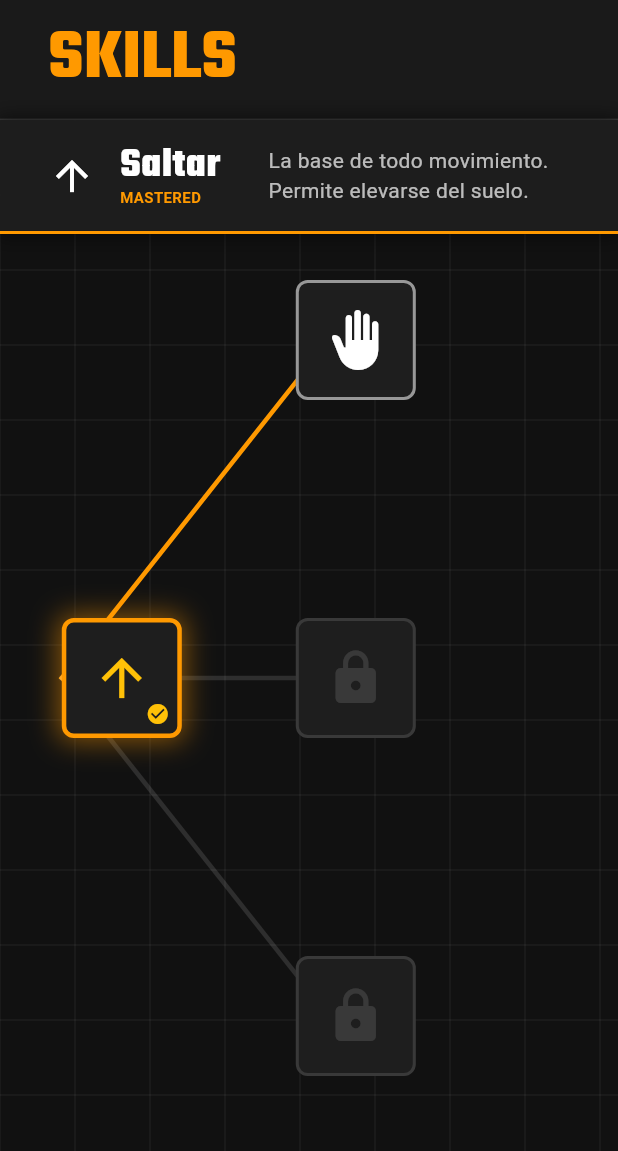
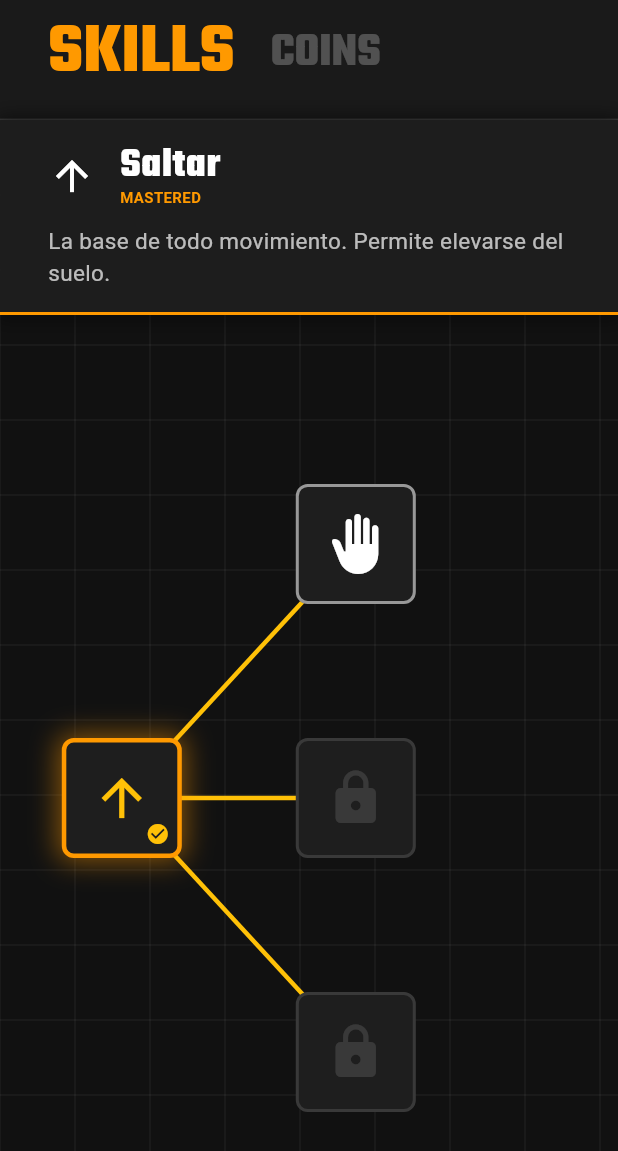
Before and after one commit to GustavoEngineer/game_jump_day, a Flutter app: the ShopScreen widget shown alone on an empty page, opened directly, on a phone screen of 412 x 824 dp. Shown: the top 1151 px of the screen. Run offline on Flutter 3.47's test engine with Material 3 defaults, Android fonts, the phone set to English and light mode, and no system bars; our stand-ins replace google_fonts, shared_preferences; missing offline and left inert: flame; accounts and stored records are empty.

Commit message:
Tienda en desarrollo

```diff
--- a/jump_day/lib/screens/level_selection_screen.dart
+++ b/jump_day/lib/screens/level_selection_screen.dart
@@ -29,7 +29,7 @@ class _LevelSelectionScreenState extends State<LevelSelectionScreen> {
   Future<void> _loadProgress() async {
     final prefs = await SharedPreferences.getInstance();
     setState(() {
-      level2Unlocked = prefs.getBool('leked') ?? false;
+      level2Unlocked = prefs.getBool('level_2_unlocked') ?? false;
       level3Unlocked = prefs.getBool('level_3_unlocked') ?? false;
       level1Completed = prefs.getBool('level_1_completed') ?? false;
       level2Completed = prefs.getBool('level_2_completed') ?? false;
--- a/jump_day/lib/screens/shop_screen.dart
+++ b/jump_day/lib/screens/shop_screen.dart
@@ -14,6 +14,7 @@ class ShopScreen extends StatefulWidget {
 class _ShopScreenState extends State<ShopScreen> {
   late List<Skill> skills;
   Skill? selectedSkill; // Track selected skill
+  bool showSkills = true; // Tab state
 
   @override
   void initState() {
@@ -28,7 +29,7 @@ class _ShopScreenState extends State<ShopScreen> {
       color: const Color(0xFF111111),
       child: Column(
         children: [
-          // 1. TOP HEADER: "SKILLS"
+          // 1. TOP HEADER: TABS
           Container(
             height: 80, // Thinner header
             width: double.infinity,
@@ -40,20 +41,145 @@ class _ShopScreenState extends State<ShopScreen> {
             ),
             padding: const EdgeInsets.symmetric(horizontal: 32),
             alignment: Alignment.centerLeft,
-            child: Text(
-              "SKILLS",
+            child: Row(
+              crossAxisAlignment: CrossAxisAlignment.end,
+              children: [
+                GestureDetector(
+                  onTap: () {
+                    setState(() {
+                      showSkills = true;
+                    });
+                  },
+                  child: AnimatedDefaultTextStyle(
+                    duration: const Duration(milliseconds: 200),
                     style: GoogleFonts.teko(
-                fontSize: 48,
+                      fontSize: showSkills ? 48 : 32,
                       height: 0.9,
                       fontWeight: FontWeight.bold,
-                color: const Color(0xFFFF9900),
+                      color:
+                          showSkills ? const Color(0xFFFF9900) : Colors.white24,
+                    ),
+                    child: const Text("SKILLS"),
+                  ),
+                ),
+                const SizedBox(width: 24),
+                Padding(
+                  padding: const EdgeInsets.only(bottom: 8),
+                  child: GestureDetector(
+                    onTap: () {
+                      setState(() {
+                        showSkills = false;
+                      });
+                    },
+                    child: AnimatedDefaultTextStyle(
+                      duration: const Duration(milliseconds: 200),
+                      style: GoogleFonts.teko(
+                        fontSize: !showSkills ? 48 : 32,
+                        height: 0.9,
+                        fontWeight: FontWeight.bold,
+                        color: !showSkills
+                            ? const Color(0xFFFF9900)
+                            : Colors.white24,
+                      ),
+                      child: const Text("COINS"),
                     ),
                   ),
                 ),
+              ],
+            ),
+          ),
 
-          // BOTTOM: Tree
+          // BOTTOM: Content
           Expanded(
-            child: LayoutBuilder(
+            child: showSkills ? _buildSkillTree() : _buildCoinsList(),
+          ),
+        ],
+      ),
+    );
+  }
+
+  Widget _buildCoinsList() {
+    final List<Map<String, dynamic>> coinOffers = [
+      {'coins': 10, 'price': 30},
+      {'coins': 30, 'price': 100},
+      {'coins': 50, 'price': 120},
+      {'coins': 100, 'price': 200},
+    ];
+
+    return ListView.separated(
+      padding: const EdgeInsets.all(32),
+      itemCount: coinOffers.length,
+      separatorBuilder: (context, index) => const SizedBox(height: 16),
+      itemBuilder: (context, index) {
+        final offer = coinOffers[index];
+        return Container(
+          padding: const EdgeInsets.all(24),
+          decoration: BoxDecoration(
+            color: const Color(0xFF1E1E1E),
+            border: Border.all(color: const Color(0xFFFF9900), width: 1),
+            borderRadius: BorderRadius.circular(12),
+            boxShadow: [
+              BoxShadow(
+                color: Colors.black.withOpacity(0.3),
+                blurRadius: 8,
+                offset: const Offset(0, 4),
+              )
+            ],
+          ),
+          child: Row(
+            children: [
+              Container(
+                padding: const EdgeInsets.all(12),
+                decoration: BoxDecoration(
+                  color: const Color(0xFFFF9900).withOpacity(0.1),
+                  shape: BoxShape.circle,
+                ),
+                child: const Icon(
+                  Icons.monetization_on,
+                  color: Color(0xFFFF9900),
+                  size: 32,
+                ),
+              ),
+              const SizedBox(width: 24),
+              Column(
+                crossAxisAlignment: CrossAxisAlignment.start,
+                children: [
+                  Text(
+                    "${offer['coins']} COINS",
+                    style: GoogleFonts.teko(
+                      fontSize: 32,
+                      fontWeight: FontWeight.bold,
+                      color: Colors.white,
+                      height: 1.0,
+                    ),
+                  ),
+                  Text(
+                    "Paquete de monedas",
+                    style: GoogleFonts.roboto(
+                      fontSize: 14,
+                      color: Colors.white54,
+                    ),
+                  ),
+                ],
+              ),
+              const Spacer(),
+              Text(
+                "\$${offer['price']}",
+                style: GoogleFonts.roboto(
+                  fontSize: 24,
+                  fontWeight: FontWeight.bold,
+                  color: Colors.white,
+                ),
+              ),
+            ],
+          ),
+        );
+      },
+    );
+  }
+
+  Widget _buildSkillTree() {
+    return LayoutBuilder(
       builder: (context, constraints) {
         return Stack(
           children: [
@@ -65,7 +191,11 @@ class _ShopScreenState extends State<ShopScreen> {
             ),
 
             // Lines
-                    Positioned.fill(
+            Positioned(
+              top: 160, // Leave space for info overlay
+              left: 0,
+              right: 0,
+              bottom: 0,
               child: CustomPaint(
                 painter: SkillTreePainter(skills),
               ),
@@ -76,12 +206,19 @@ class _ShopScreenState extends State<ShopScreen> {
               // Calculate position based on container size
               // Using a safe area margin to avoid edges
               final double margin = 50;
+              final double treeTopOffset = 160; // Must match line painter
+
               final double w = constraints.maxWidth - (margin * 2);
-                      final double h = constraints.maxHeight - (margin * 2);
+              final double availableHeight =
+                  constraints.maxHeight - treeTopOffset;
+              final double h = availableHeight - (margin * 2);
 
               final left =
                   margin + (skill.x * w) - 40; // -40 for half node size
-                      final top = margin + (skill.y * h) - 40;
+
+              // Calculate top relative to the whole stack
+              // treeTopOffset (start of tree area) + margin (inside tree area) + y*h
+              final top = treeTopOffset + margin + (skill.y * h) - 40;
 
               return Positioned(
                 left: left,
@@ -106,13 +243,12 @@ class _ShopScreenState extends State<ShopScreen> {
                 right: 0,
                 child: Container(
                   width: double.infinity,
-                          padding: const EdgeInsets.symmetric(
-                              horizontal: 32, vertical: 16),
+                  padding:
+                      const EdgeInsets.symmetric(horizontal: 32, vertical: 16),
                   decoration: BoxDecoration(
                     color: const Color(0xFF1E1E1E).withOpacity(0.95),
                     border: const Border(
-                              bottom: BorderSide(
-                                  color: Color(0xFFFF9900), width: 2),
+                      bottom: BorderSide(color: Color(0xFFFF9900), width: 2),
                     ),
                     boxShadow: [
                       BoxShadow(
@@ -122,12 +258,17 @@ class _ShopScreenState extends State<ShopScreen> {
                       )
                     ],
                   ),
-                          child: Row(
+                  child: Column(
+                    mainAxisSize: MainAxisSize.min,
+                    crossAxisAlignment: CrossAxisAlignment.start,
+                    children: [
+                      Row(
                         children: [
                           Icon(selectedSkill!.icon,
                               color: Colors.white, size: 32),
                           const SizedBox(width: 16),
-                              Column(
+                          Expanded(
+                            child: Column(
                               crossAxisAlignment: CrossAxisAlignment.start,
                               children: [
                                 Text(
@@ -148,16 +289,16 @@ class _ShopScreenState extends State<ShopScreen> {
                                 )
                               ],
                             ),
-                              const SizedBox(width: 32),
-                              Expanded(
-                                child: Text(
+                          ),
+                        ],
+                      ),
+                      const SizedBox(height: 12),
+                      Text(
                         selectedSkill!.description,
                         style: GoogleFonts.roboto(
-                                    fontSize: 14,
+                          fontSize: 15,
                           color: Colors.white70,
-                                  ),
-                                  maxLines: 2,
-                                  overflow: TextOverflow.ellipsis,
+                          height: 1.4,
                         ),
                       ),
                     ],
@@ -167,10 +308,6 @@ class _ShopScreenState extends State<ShopScreen> {
           ],
         );
       },
-            ),
-          ),
-        ],
-      ),
     );
   }
 }
--- a/jump_day/lib/screens/widgets/skill_tree_painter.dart
+++ b/jump_day/lib/screens/widgets/skill_tree_painter.dart
@@ -3,36 +3,58 @@ import '../../models/skill_data.dart';
 
 class SkillTreePainter extends CustomPainter {
   final List<Skill> skills;
+  final double topOffset;
 
-  SkillTreePainter(this.skills);
+  SkillTreePainter(this.skills, {this.topOffset = 0});
 
   @override
   void paint(Canvas canvas, Size size) {
-    final paint = Paint()
-      ..style = PaintingStyle.stroke
-      ..strokeWidth = 3.0
-      ..strokeCap = StrokeCap.square;
-
-    // Create a map for quick lookup
+    // We need to map skills by ID for easy parent lookup
     final Map<String, Skill> skillMap = {for (var s in skills) s.id: s};
 
+    // Paint configuration
+    final Paint linePaint = Paint()
+      ..color = Colors.white24
+      ..strokeWidth = 2
+      ..style = PaintingStyle.stroke;
+
+    final Paint activeLinePaint = Paint()
+      ..color = Colors.amber
+      ..strokeWidth = 3
+      ..style = PaintingStyle.stroke;
+
+    // We assume the same margin/padding logic as the widget layout
+    // This duplicates some logic but fine for now
+    final double margin = 50;
+    final double w = size.width - (margin * 2);
+    final double h = size.height - (margin * 2);
+
     for (var skill in skills) {
+      if (skill.parentIds.isEmpty) continue;
+
+      // Current node position
+      final Offset end = Offset(
+        margin + (skill.x * w),
+        margin + (skill.y * h) + topOffset, // Apply offset
+      );
+
       for (var parentId in skill.parentIds) {
         final parent = skillMap[parentId];
         if (parent != null) {
-          // Determine line color
-          // Orange if both are unlocked/mastered, grey otherwise.
-          final bool activeConnection = (parent.state != SkillState.locked) &&
-              (skill.state != SkillState.locked);
-
-          paint.color =
-              activeConnection ? const Color(0xFFFF9900) : Colors.white12;
+          final Offset start = Offset(
+            margin + (parent.x * w),
+            margin + (parent.y * h) + topOffset, // Apply offset
+          );
 
           // Draw line
-          final p1 = Offset(parent.x * size.width, parent.y * size.height);
-          final p2 = Offset(skill.x * size.width, skill.y * size.height);
+          // If both are unlocked/mastered, draw active line?
+          // For now just simple logic: if parent is mastered, line is active?
+          // Or just simple white lines
+          bool isActive = parent.state == SkillState.mastered ||
+              (parent.state == SkillState.available &&
+                  skill.state != SkillState.locked);
 
-          canvas.drawLine(p1, p2, paint);
+          canvas.drawLine(start, end, isActive ? activeLinePaint : linePaint);
         }
       }
     }
```
Also changed, not shown: jump_day/lib/game/components/blue_cube.dart (+65 -57 lines). Lines whose indentation alone changed are shown as unchanged.
